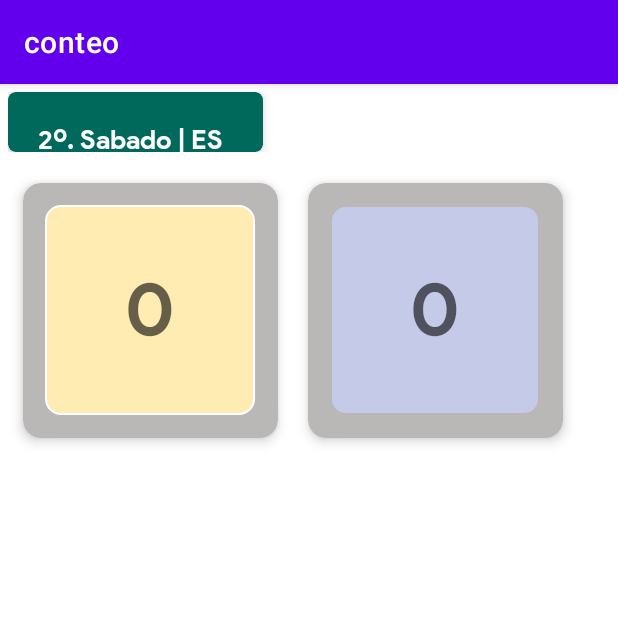
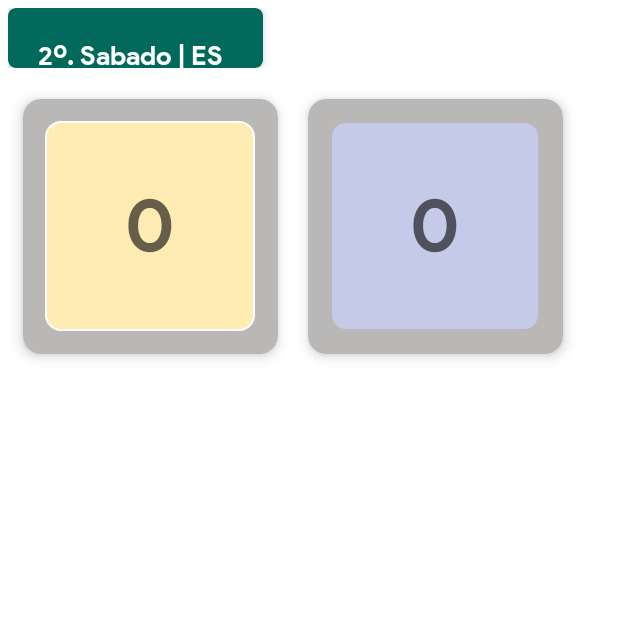
Before and after one commit to ebening/conteo, an Android app: the screen it shows after launch (MainActivity), on a phone screen of 412 x 824 dp, the top half of it. Run offline under Robolectric (Android 15) with nearby library versions, the phone set to English and light mode, and no system bars.

```diff
--- a/app/src/main/res/values/themes.xml
+++ b/app/src/main/res/values/themes.xml
@@ -1,9 +1,9 @@
  <resources xmlns:tools="http://schemas.android.com/tools">
     <!-- Base application theme. -->
-    <style name="Theme.Conteo" parent="Theme.MaterialComponents.DayNight.DarkActionBar">
+    <style name="Theme.Conteo" parent="Theme.MaterialComponents.DayNight.NoActionBar">
         <!-- Primary brand color. -->
-        <item name="colorPrimary">@color/purple_500</item>
-        <item name="colorPrimaryVariant">@color/purple_700</item>
+        <item name="colorPrimary">@color/green_tree_frog</item>
+        <item name="colorPrimaryVariant">@color/green_cool</item>
         <item name="colorOnPrimary">@color/white</item>
         <!-- Secondary brand color. -->
         <item name="colorSecondary">@color/teal_200</item>
```
